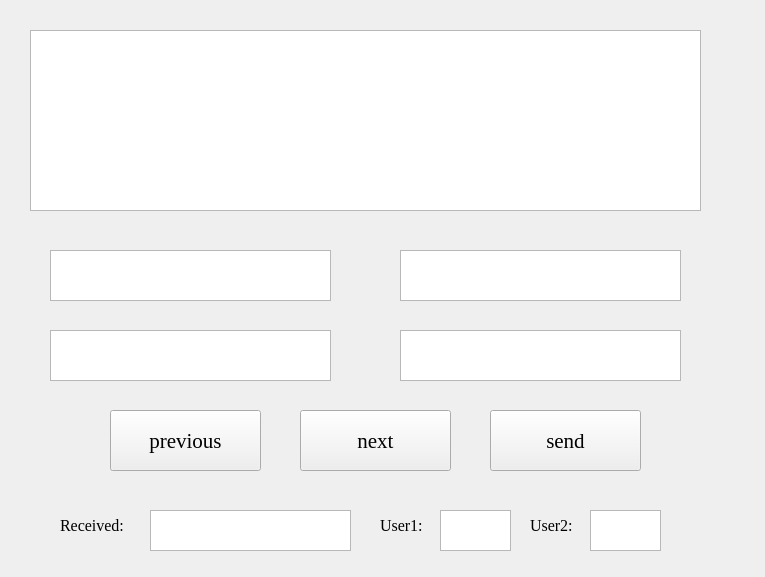
zkkuen/MySQL_module, file problemswidget.ui: the form before one commit.
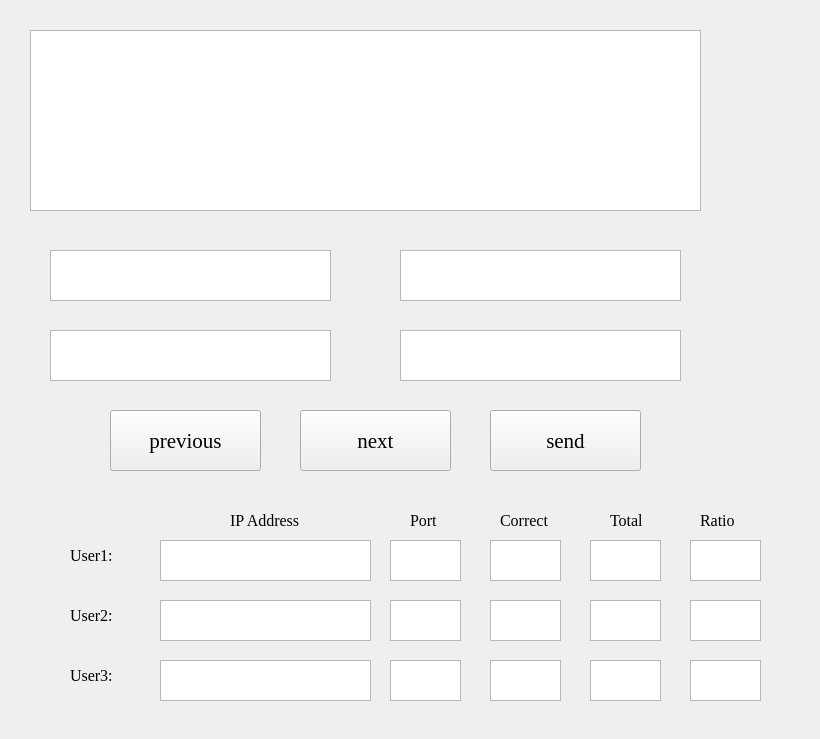
The form after the commit.

What changed in the file:
```diff
--- a/problemswidget.ui
+++ b/problemswidget.ui
@@ -6,8 +6,8 @@
    <rect>
     <x>0</x>
     <y>0</y>
-    <width>765</width>
-    <height>577</height>
+    <width>820</width>
+    <height>739</height>
    </rect>
   </property>
   <property name="font">
@@ -180,37 +180,11 @@
     <string>send</string>
    </property>
   </widget>
-  <widget class="QTextBrowser" name="RecvLine">
-   <property name="geometry">
-    <rect>
-     <x>150</x>
-     <y>510</y>
-     <width>201</width>
-     <height>41</height>
-    </rect>
-   </property>
-  </widget>
-  <widget class="QLabel" name="Received">
-   <property name="geometry">
-    <rect>
-     <x>60</x>
-     <y>510</y>
-     <width>81</width>
-     <height>31</height>
-    </rect>
-   </property>
-   <property name="cursor">
-    <cursorShape>ArrowCursor</cursorShape>
-   </property>
-   <property name="text">
-    <string>Received:</string>
-   </property>
-  </widget>
   <widget class="QLabel" name="User1">
    <property name="geometry">
     <rect>
-     <x>380</x>
-     <y>510</y>
+     <x>70</x>
+     <y>540</y>
      <width>51</width>
      <height>31</height>
     </rect>
@@ -225,8 +199,8 @@
   <widget class="QTextBrowser" name="Usr1Line">
    <property name="geometry">
     <rect>
-     <x>440</x>
-     <y>510</y>
+     <x>390</x>
+     <y>540</y>
      <width>71</width>
      <height>41</height>
     </rect>
@@ -235,9 +209,9 @@
   <widget class="QTextBrowser" name="UsrLine">
    <property name="geometry">
     <rect>
-     <x>590</x>
-     <y>510</y>
-     <width>71</width>
+     <x>160</x>
+     <y>600</y>
+     <width>211</width>
      <height>41</height>
     </rect>
    </property>
@@ -245,8 +219,8 @@
   <widget class="QLabel" name="User2">
    <property name="geometry">
     <rect>
-     <x>530</x>
-     <y>510</y>
+     <x>70</x>
+     <y>600</y>
      <width>51</width>
      <height>31</height>
     </rect>
@@ -258,6 +232,229 @@
     <string>User2:</string>
    </property>
   </widget>
+  <widget class="QLabel" name="User3">
+   <property name="geometry">
+    <rect>
+     <x>70</x>
+     <y>660</y>
+     <width>51</width>
+     <height>31</height>
+    </rect>
+   </property>
+   <property name="cursor">
+    <cursorShape>ArrowCursor</cursorShape>
+   </property>
+   <property name="text">
+    <string>User3:</string>
+   </property>
+  </widget>
+  <widget class="QTextBrowser" name="usr1ip">
+   <property name="geometry">
+    <rect>
+     <x>160</x>
+     <y>540</y>
+     <width>211</width>
+     <height>41</height>
+    </rect>
+   </property>
+  </widget>
+  <widget class="QLabel" name="label">
+   <property name="geometry">
+    <rect>
+     <x>230</x>
+     <y>510</y>
+     <width>91</width>
+     <height>21</height>
+    </rect>
+   </property>
+   <property name="text">
+    <string>IP Address</string>
+   </property>
+  </widget>
+  <widget class="QLabel" name="Port">
+   <property name="geometry">
+    <rect>
+     <x>410</x>
+     <y>510</y>
+     <width>41</width>
+     <height>21</height>
+    </rect>
+   </property>
+   <property name="cursor">
+    <cursorShape>ArrowCursor</cursorShape>
+   </property>
+   <property name="text">
+    <string>Port</string>
+   </property>
+  </widget>
+  <widget class="QTextBrowser" name="usr1correct">
+   <property name="geometry">
+    <rect>
+     <x>490</x>
+     <y>540</y>
+     <width>71</width>
+     <height>41</height>
+    </rect>
+   </property>
+  </widget>
+  <widget class="QLabel" name="Correct">
+   <property name="geometry">
+    <rect>
+     <x>500</x>
+     <y>510</y>
+     <width>61</width>
+     <height>21</height>
+    </rect>
+   </property>
+   <property name="cursor">
+    <cursorShape>ArrowCursor</cursorShape>
+   </property>
+   <property name="text">
+    <string>Correct</string>
+   </property>
+  </widget>
+  <widget class="QTextBrowser" name="usr1total">
+   <property name="geometry">
+    <rect>
+     <x>590</x>
+     <y>540</y>
+     <width>71</width>
+     <height>41</height>
+    </rect>
+   </property>
+  </widget>
+  <widget class="QLabel" name="Total">
+   <property name="geometry">
+    <rect>
+     <x>610</x>
+     <y>510</y>
+     <width>41</width>
+     <height>21</height>
+    </rect>
+   </property>
+   <property name="cursor">
+    <cursorShape>ArrowCursor</cursorShape>
+   </property>
+   <property name="text">
+    <string>Total</string>
+   </property>
+  </widget>
+  <widget class="QTextBrowser" name="usr1ratio">
+   <property name="geometry">
+    <rect>
+     <x>690</x>
+     <y>540</y>
+     <width>71</width>
+     <height>41</height>
+    </rect>
+   </property>
+  </widget>
+  <widget class="QLabel" name="Ratio">
+   <property name="geometry">
+    <rect>
+     <x>700</x>
+     <y>510</y>
+     <width>51</width>
+     <height>21</height>
+    </rect>
+   </property>
+   <property name="cursor">
+    <cursorShape>ArrowCursor</cursorShape>
+   </property>
+   <property name="text">
+    <string>Ratio</string>
+   </property>
+  </widget>
+  <widget class="QTextBrowser" name="usr3ip">
+   <property name="geometry">
+    <rect>
+     <x>160</x>
+     <y>660</y>
+     <width>211</width>
+     <height>41</height>
+    </rect>
+   </property>
+  </widget>
+  <widget class="QTextBrowser" name="usr2port">
+   <property name="geometry">
+    <rect>
+     <x>390</x>
+     <y>600</y>
+     <width>71</width>
+     <height>41</height>
+    </rect>
+   </property>
+  </widget>
+  <widget class="QTextBrowser" name="usr3port">
+   <property name="geometry">
+    <rect>
+     <x>390</x>
+     <y>660</y>
+     <width>71</width>
+     <height>41</height>
+    </rect>
+   </property>
+  </widget>
+  <widget class="QTextBrowser" name="usr2correct">
+   <property name="geometry">
+    <rect>
+     <x>490</x>
+     <y>600</y>
+     <width>71</width>
+     <height>41</height>
+    </rect>
+   </property>
+  </widget>
+  <widget class="QTextBrowser" name="usr3correct">
+   <property name="geometry">
+    <rect>
+     <x>490</x>
+     <y>660</y>
+     <width>71</width>
+     <height>41</height>
+    </rect>
+   </property>
+  </widget>
+  <widget class="QTextBrowser" name="usr2total">
+   <property name="geometry">
+    <rect>
+     <x>590</x>
+     <y>600</y>
+     <width>71</width>
+     <height>41</height>
+    </rect>
+   </property>
+  </widget>
+  <widget class="QTextBrowser" name="usr3total">
+   <property name="geometry">
+    <rect>
+     <x>590</x>
+     <y>660</y>
+     <width>71</width>
+     <height>41</height>
+    </rect>
+   </property>
+  </widget>
+  <widget class="QTextBrowser" name="usr2ratio">
+   <property name="geometry">
+    <rect>
+     <x>690</x>
+     <y>600</y>
+     <width>71</width>
+     <height>41</height>
+    </rect>
+   </property>
+  </widget>
+  <widget class="QTextBrowser" name="usr3ratio">
+   <property name="geometry">
+    <rect>
+     <x>690</x>
+     <y>660</y>
+     <width>71</width>
+     <height>41</height>
+    </rect>
+   </property>
+  </widget>
  </widget>
  <resources/>
  <connections/>
```
Left out of the diff: 4 changed lines with no effect on the pictures.
